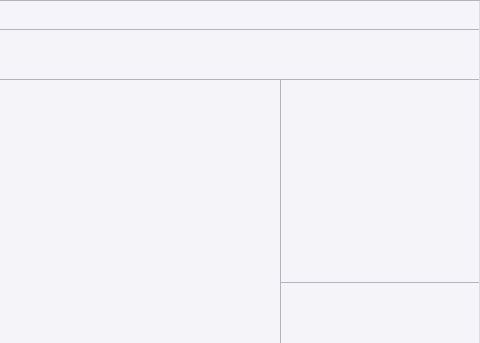
egornovichkov/BatteryStudio, file src/MainWindow/mainwindow.ui: the form before one commit; both pictures show x 588 to 1068 and y 0 to 343 of the 1068 by 586 pixel window.
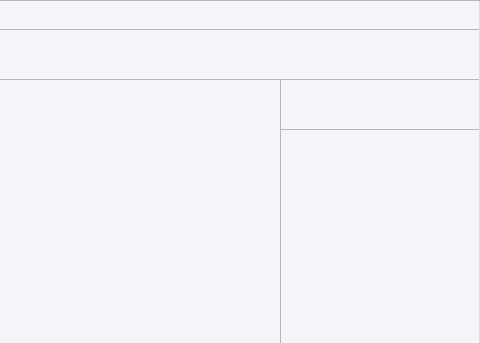
The form after the commit. Custom widgets are drawn as their Qt base class.

Commit message: Added CellsData Mode/View classes.

The edit to the form file:
```diff
--- a/src/MainWindow/mainwindow.ui
+++ b/src/MainWindow/mainwindow.ui
@@ -469,6 +469,7 @@
 border-left: 1px solid rgb(180, 180, 190);
 }</string>
         </property>
+        <layout class="QVBoxLayout" name="VoltCellsLayout"/>
        </widget>
        <widget class="QWidget" name="TempCellsWidget" native="true">
         <property name="sizePolicy">
```
The commit also changes 5 other files.
